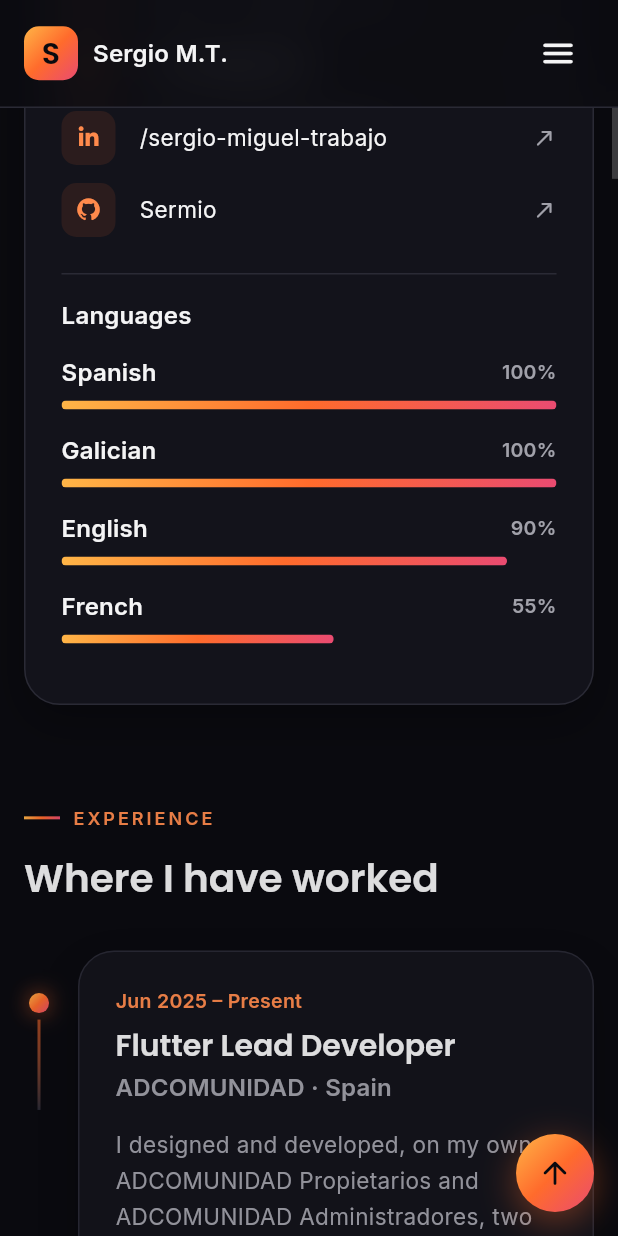
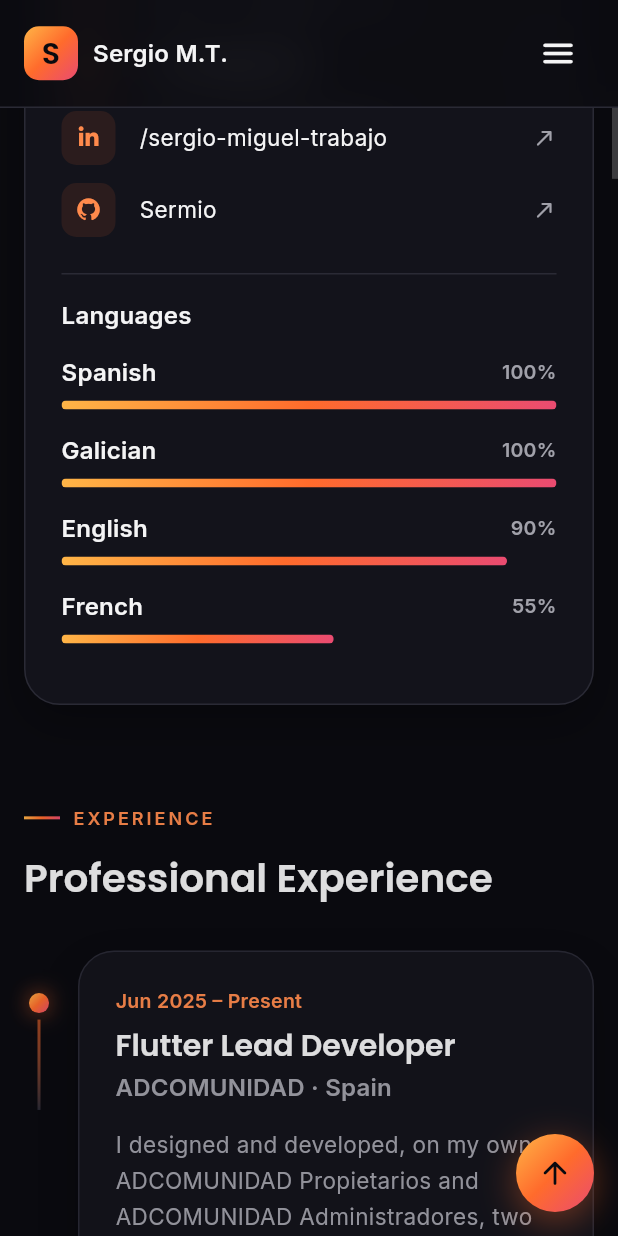
Before and after one commit to Sermio/Portfolio, a Flutter app: the screen it shows after launch, scrolled down 1728 dp, on a phone screen of 412 x 824 dp. Run offline on Flutter 3.47's test engine with Material 3 defaults, Android fonts, the phone set to English and light mode, and no system bars; our stand-ins replace animate_do, font_awesome_flutter, google_fonts.

Commit message:
chore: rename experience section title to Professional Experience

```diff
--- a/lib/components/experience_section.dart
+++ b/lib/components/experience_section.dart
@@ -21,7 +21,7 @@ class ExperienceSection extends StatelessWidget {
           const AnimatedSection(
             child: SectionHeader(
               eyebrow: 'Experience',
-              title: 'Where I have worked',
+              title: 'Professional Experience',
             ),
           ),
           for (final (index, item) in experienceList.indexed)
```
Also changed, not shown: 1 other file.
